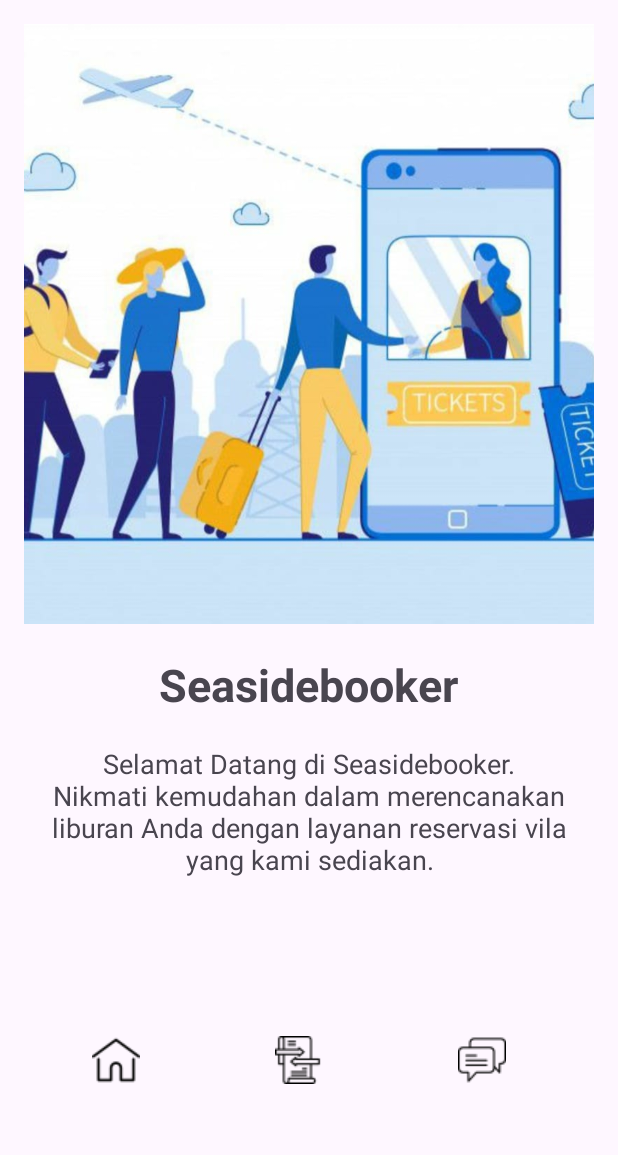
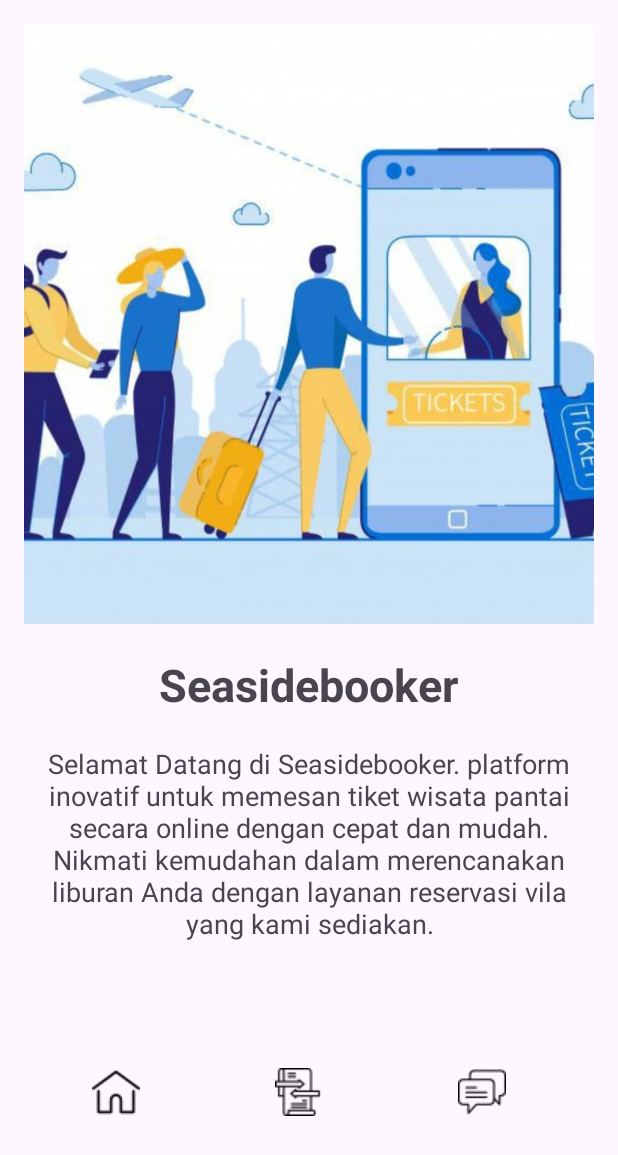
Before and after one commit to emiyuspita/PM-SI21CDX-TWIN-TITANS, an Android app: the TampilanAwalActivity screen opened directly, with no data from a screen before it, on a phone screen of 412 x 824 dp. Shown: the top 1155 px of the screen. Run offline under Robolectric (Android 15) with nearby library versions, the phone set to English and light mode, and no system bars.

Commit message:
yovi: Perubahan Menu Tampilan Awal lagi

```diff
--- a/Program/app/src/main/res/layout/activity_tampilan_awal.xml
+++ b/Program/app/src/main/res/layout/activity_tampilan_awal.xml
@@ -29,9 +29,7 @@
         android:id="@+id/text2"
         android:layout_width="wrap_content"
         android:layout_height="wrap_content"
-        android:text="Selamat Datang di Seasidebooker.
-
-        Nikmati kemudahan dalam merencanakan liburan Anda dengan layanan reservasi vila yang kami sediakan."
+        android:text="Selamat Datang di Seasidebooker. platform inovatif untuk memesan tiket wisata pantai secara online dengan cepat dan mudah. Nikmati kemudahan dalam merencanakan liburan Anda dengan layanan reservasi vila yang kami sediakan."
         android:textSize="18dp"
         android:gravity="center"
         android:layout_marginBottom="20dp"/>
```
